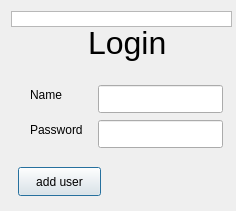
Qt form users.ui (OstrovskyAndriy/audio_player) before a commit.
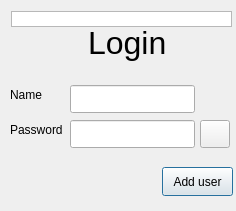
The same form after that commit. Icons and pictures are not drawn.

Diff of the .ui file:
```diff
--- a/users.ui
+++ b/users.ui
@@ -30,14 +30,14 @@
   <widget class="QPushButton" name="addUser">
    <property name="geometry">
     <rect>
-     <x>18</x>
+     <x>162</x>
      <y>167</y>
-     <width>83</width>
+     <width>71</width>
      <height>29</height>
     </rect>
    </property>
    <property name="text">
-    <string>add user</string>
+    <string>Add user</string>
    </property>
   </widget>
   <widget class="QLabel" name="loginLabel">
@@ -61,7 +61,7 @@
   <widget class="QLineEdit" name="nameEdit">
    <property name="geometry">
     <rect>
-     <x>98</x>
+     <x>70</x>
      <y>85</y>
      <width>125</width>
      <height>28</height>
@@ -71,7 +71,7 @@
   <widget class="QLineEdit" name="passwordEdit">
    <property name="geometry">
     <rect>
-     <x>98</x>
+     <x>70</x>
      <y>120</y>
      <width>125</width>
      <height>28</height>
@@ -81,7 +81,7 @@
   <widget class="QLabel" name="nameLabel">
    <property name="geometry">
     <rect>
-     <x>30</x>
+     <x>10</x>
      <y>85</y>
      <width>40</width>
      <height>20</height>
@@ -94,7 +94,7 @@
   <widget class="QLabel" name="passwordLabel">
    <property name="geometry">
     <rect>
-     <x>30</x>
+     <x>10</x>
      <y>120</y>
      <width>61</width>
      <height>20</height>
@@ -104,6 +104,29 @@
     <string>Password</string>
    </property>
   </widget>
+  <widget class="QPushButton" name="showPswrd">
+   <property name="geometry">
+    <rect>
+     <x>200</x>
+     <y>120</y>
+     <width>30</width>
+     <height>28</height>
+    </rect>
+   </property>
+   <property name="text">
+    <string/>
+   </property>
+   <property name="icon">
+    <iconset resource="images.qrc">
+     <normaloff>:/images/images/show_password_icon.png</normaloff>:/images/images/show_password_icon.png</iconset>
+   </property>
+   <property name="iconSize">
+    <size>
+     <width>25</width>
+     <height>25</height>
+    </size>
+   </property>
+  </widget>
  </widget>
  <resources>
   <include location="images.qrc"/>
```
